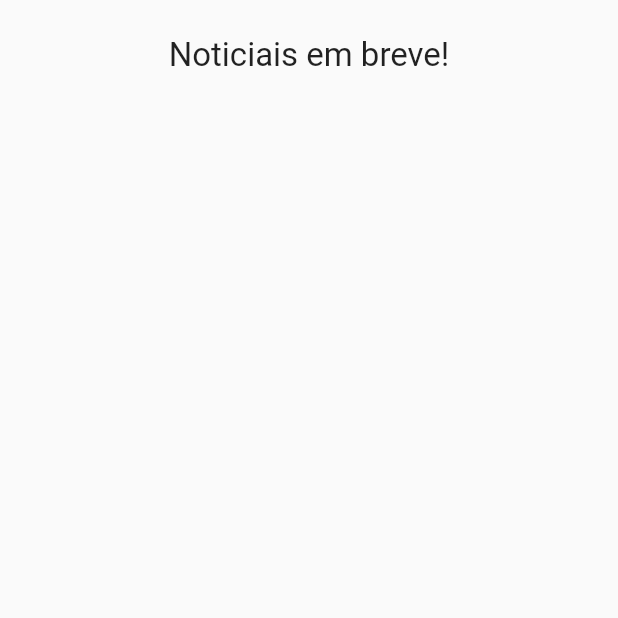
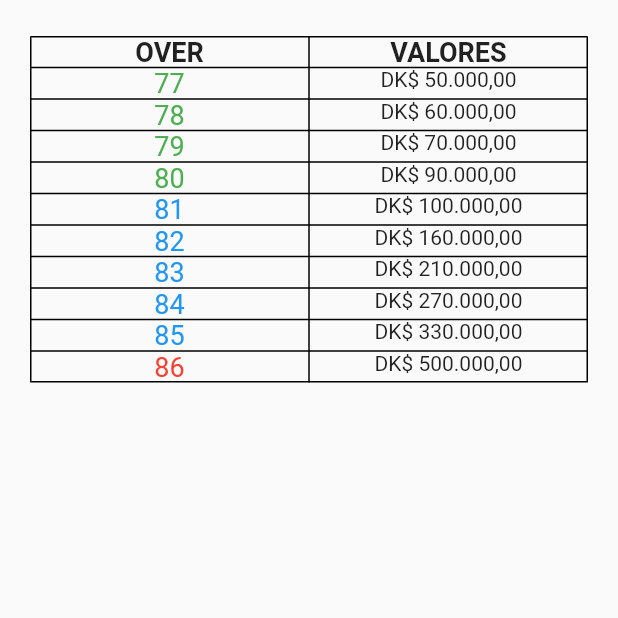
Before and after one commit to dikdudu/dkfifa, a Flutter app: the NewsPage screen opened directly, on a phone screen of 412 x 824 dp, the top half of it. Run offline on Flutter 3.47's test engine with Material 2 defaults, Android fonts, the phone set to English and light mode, and no system bars; our stand-ins replace cloud_firestore, firebase_auth, firebase_core, flutter_mobx, flutter_modular, mobx; accounts and stored records are empty; generated files the repository leaves out were written again.

Commit message:
add table in news

```diff
--- a/lib/app/modules/home/submodules/news/news_page.dart
+++ b/lib/app/modules/home/submodules/news/news_page.dart
@@ -22,11 +22,134 @@ class _NewsPageState extends ModularState<NewsPage, NewsController> {
           children: [
             // CardNews(),
             Center(
-              child: Text(
-                'Noticiais em breve!',
-                style: TextStyle(
-                  fontSize: 22,
-                ),
+              child: Table(
+                border: TableBorder.all(),
+                children: [
+                  TableRow(children: [
+                    Text(
+                      'Over'.toUpperCase(),
+                      textAlign: TextAlign.center,
+                      style:
+                          TextStyle(fontSize: 18, fontWeight: FontWeight.w700),
+                    ),
+                    Text(
+                      'Valores'.toUpperCase(),
+                      textAlign: TextAlign.center,
+                      style:
+                          TextStyle(fontSize: 18, fontWeight: FontWeight.w700),
+                    ),
+                  ]),
+                  TableRow(children: [
+                    Text(
+                      '77',
+                      textAlign: TextAlign.center,
+                      style: TextStyle(fontSize: 18, color: Colors.green),
+                    ),
+                    Text(
+                      'DK\$ 50.000,00',
+                      textAlign: TextAlign.center,
+                    ),
+                  ]),
+                  TableRow(children: [
+                    Text(
+                      '78',
+                      textAlign: TextAlign.center,
+                      style: TextStyle(fontSize: 18, color: Colors.green),
+                    ),
+                    Text(
+                      'DK\$ 60.000,00',
+                      textAlign: TextAlign.center,
+                    ),
+                  ]),
+                  TableRow(children: [
+                    Text(
+                      '79',
+                      textAlign: TextAlign.center,
+                      style: TextStyle(fontSize: 18, color: Colors.green),
+                    ),
+                    Text(
+                      'DK\$ 70.000,00',
+                      textAlign: TextAlign.center,
+                    ),
+                  ]),
+                  TableRow(children: [
+                    Text(
+                      '80',
+                      textAlign: TextAlign.center,
+                      style: TextStyle(fontSize: 18, color: Colors.green),
+                    ),
+                    Text(
+                      'DK\$ 90.000,00',
+                      textAlign: TextAlign.center,
+                    ),
+                  ]),
+                  TableRow(children: [
+                    Text(
+                      '81',
+                      textAlign: TextAlign.center,
+                      style: TextStyle(fontSize: 18, color: Colors.blue),
+                    ),
+                    Text(
+                      'DK\$ 100.000,00',
+                      textAlign: TextAlign.center,
+                    ),
+                  ]),
+                  TableRow(children: [
+                    Text(
+                      '82',
+                      textAlign: TextAlign.center,
+                      style: TextStyle(fontSize: 18, color: Colors.blue),
+                    ),
+                    Text(
+                      'DK\$ 160.000,00',
+                      textAlign: TextAlign.center,
+                    ),
+                  ]),
+                  TableRow(children: [
+                    Text(
+                      '83',
+                      textAlign: TextAlign.center,
+                      style: TextStyle(fontSize: 18, color: Colors.blue),
+                    ),
+                    Text(
+                      'DK\$ 210.000,00',
+                      textAlign: TextAlign.center,
+                    ),
+                  ]),
+                  TableRow(children: [
+                    Text(
+                      '84',
+                      textAlign: TextAlign.center,
+                      style: TextStyle(fontSize: 18, color: Colors.blue),
+                    ),
+                    Text(
+                      'DK\$ 270.000,00',
+                      textAlign: TextAlign.center,
+                    ),
+                  ]),
+                  TableRow(children: [
+                    Text(
+                      '85',
+                      textAlign: TextAlign.center,
+                      style: TextStyle(fontSize: 18, color: Colors.blue),
+                    ),
+                    Text(
+                      'DK\$ 330.000,00',
+                      textAlign: TextAlign.center,
+                    ),
+                  ]),
+                  TableRow(children: [
+                    Text(
+                      '86',
+                      textAlign: TextAlign.center,
+                      style: TextStyle(fontSize: 18, color: Colors.red),
+                    ),
+                    Text(
+                      'DK\$ 500.000,00',
+                      textAlign: TextAlign.center,
+                    ),
+                  ]),
+                ],
               ),
             ),
           ],
```
